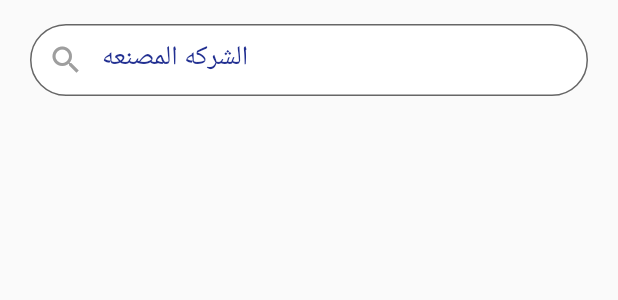
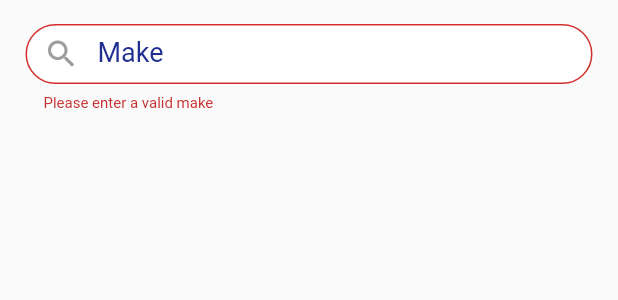
Before and after one commit to akramAssi/souqy, a Flutter app: the SearchFiled widget shown alone on an empty page, opened directly, on a phone screen of 412 x 824 dp. Shown: the top 300 px of the screen. Run offline on Flutter 3.47's test engine with Material 2 defaults, Android fonts, the phone set to English and light mode, and no system bars; our stand-ins replace carousel_slider, cloud_firestore, firebase_auth, firebase_core, firebase_storage, flutter_colorpicker and 4 more; missing offline and left inert: flutter_login_facebook; accounts and stored records are empty.

Commit message:
change style

```diff
--- a/lib/add_page/search.dart
+++ b/lib/add_page/search.dart
@@ -19,26 +19,30 @@ class _SearchFiledState extends State<SearchFiled> {
   @override
   Widget build(BuildContext context) {
     return Container(
-      height: 80,
-      padding: EdgeInsets.symmetric(horizontal: 20, vertical: 16),
+      height: 90,
+      padding: EdgeInsets.symmetric(horizontal: 17, vertical: 16),
       child: TextField(
         textInputAction: TextInputAction.next,
         controller: widget.controller,
         cursorColor: fontColor,
-        style: TextStyle(fontSize: 17, height: .8, color: fontColor),
-        textAlign: TextAlign.right,
+        style: TextStyle(fontSize: 17, height: 1, color: fontColor),
         decoration: InputDecoration(
+          errorStyle: TextStyle(fontSize: 10, height: 1, color: redColor),
+          errorText: "Please enter a valid make ",
           filled: true,
           fillColor: Colors.white,
           border: OutlineInputBorder(
+            borderSide: BorderSide(
+              color: BorderColor,
+            ),
             borderRadius: BorderRadius.circular(25),
           ),
           focusedBorder: OutlineInputBorder(
               borderRadius: BorderRadius.circular(25),
               borderSide: BorderSide(
-                color: BorderColor,
+                color: primeCOLOR,
               )),
-          labelText: 'الشركه المصنعه',
+          labelText: "Make",
           labelStyle: TextStyle(fontSize: 18, color: primeCOLOR),
           //hintText: widget.brandText,
           prefixIcon: Icon(
```
